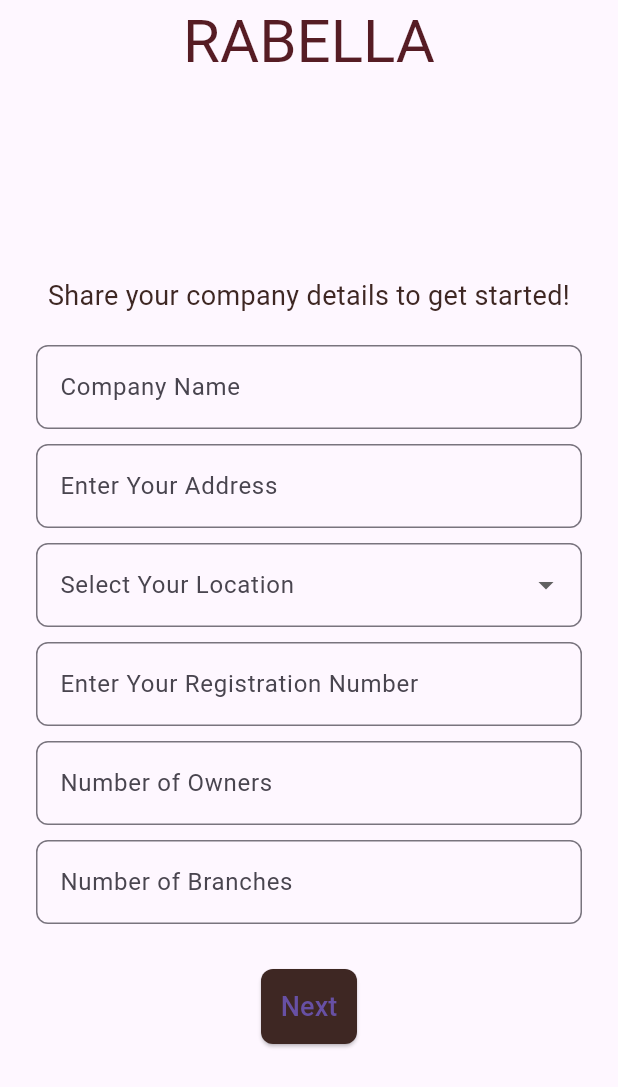
After one commit to fathimanasrinvk/rab_salonapp, a Flutter app: the CompanyDetailsScreen screen opened directly, on a phone screen of 412 x 824 dp. The commit adds this screen. Shown: the top 1087 px of the screen. Run offline on Flutter 3.47's test engine with Material 3 defaults, Android fonts, the phone set to English and light mode, and no system bars; our stand-ins replace google_fonts; Roboto replaces fonts that are missing (Rakkas).

Commit message:
screenutils removed

```diff
--- /dev/null
+++ b/lib/presentation/company_registration_screen/view/company_registration_screen.dart
@@ -0,0 +1,104 @@
+import 'package:flutter/material.dart';
+import 'package:rab_salon/core/constants/text_styles.dart';
+
+void main() {
+  runApp(MyApp());
+}
+
+class MyApp extends StatelessWidget {
+  @override
+  Widget build(BuildContext context) {
+    return MaterialApp(
+      debugShowCheckedModeBanner: false,
+      theme: ThemeData(
+        primarySwatch: Colors.brown,
+      ),
+      home: CompanyDetailsScreen(),
+    );
+  }
+}
+
+class CompanyDetailsScreen extends StatelessWidget {
+  @override
+  Widget build(BuildContext context) {
+    return Scaffold(
+      appBar: AppBar(
+        title: Text("RABELLA", style: GLTextStyles.headding()),
+        centerTitle: true,
+        backgroundColor: Colors.transparent,
+        elevation: 0,
+      ),
+      body: Padding(
+        padding: EdgeInsets.symmetric(horizontal: 24.0),
+        child: Column(
+          mainAxisAlignment: MainAxisAlignment.center,
+          children: [
+            Text(
+              "Share your company details to get started!",
+              style: TextStyle(fontSize: 18, color: Colors.brown.shade900),
+              textAlign: TextAlign.center,
+            ),
+            SizedBox(height: 20),
+            CustomTextField(label: "Company Name"),
+            CustomTextField(label: "Enter Your Address"),
+            DropdownButtonFormField<String>(
+              decoration: InputDecoration(
+                labelText: "Select Your Location",
+                border: OutlineInputBorder(
+                  borderRadius: BorderRadius.circular(8.0),
+                ),
+              ),
+              items: ['Location 1', 'Location 2', 'Location 3']
+                  .map((location) => DropdownMenuItem(
+                        value: location,
+                        child: Text(location),
+                      ))
+                  .toList(),
+              onChanged: (value) {},
+            ),
+            SizedBox(height: 10),
+            CustomTextField(label: "Enter Your Registration Number"),
+            CustomTextField(label: "Number of Owners"),
+            CustomTextField(label: "Number of Branches"),
+            SizedBox(height: 20),
+            ElevatedButton(
+              onPressed: () {},
+              style: ElevatedButton.styleFrom(
+                backgroundColor: Colors.brown.shade900,
+                padding: EdgeInsets.symmetric(vertical: 12),
+                shape: RoundedRectangleBorder(
+                  borderRadius: BorderRadius.circular(8.0),
+                ),
+              ),
+              child: Text(
+                "Next",
+                style: TextStyle(fontSize: 18),
+              ),
+            ),
+          ],
+        ),
+      ),
+    );
+  }
+}
+
+class CustomTextField extends StatelessWidget {
+  final String label;
+
+  const CustomTextField({required this.label});
+
+  @override
+  Widget build(BuildContext context) {
+    return Padding(
+      padding: EdgeInsets.only(bottom: 10.0),
+      child: TextField(
+        decoration: InputDecoration(
+          labelText: label,
+          border: OutlineInputBorder(
+            borderRadius: BorderRadius.circular(8.0),
+          ),
+        ),
+      ),
+    );
+  }
+}
```
Also changed, not shown: lib/core/constants/text_styles.dart (+19 -20 lines).
